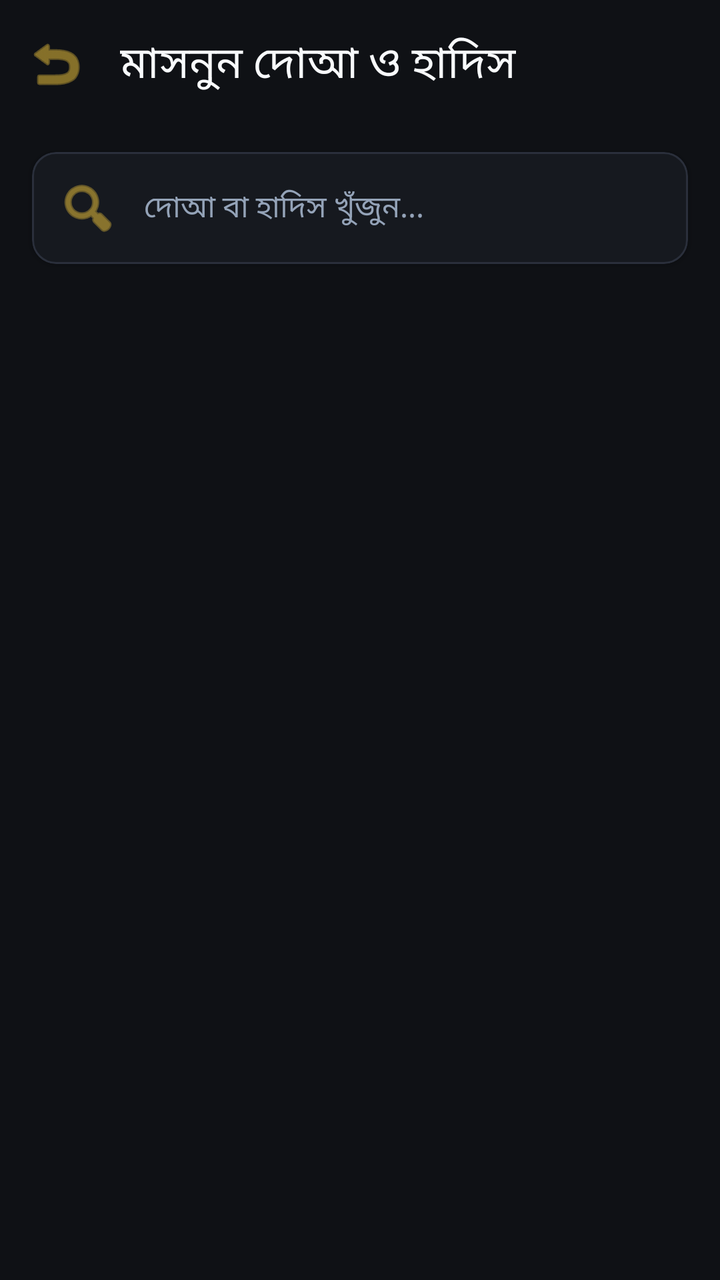
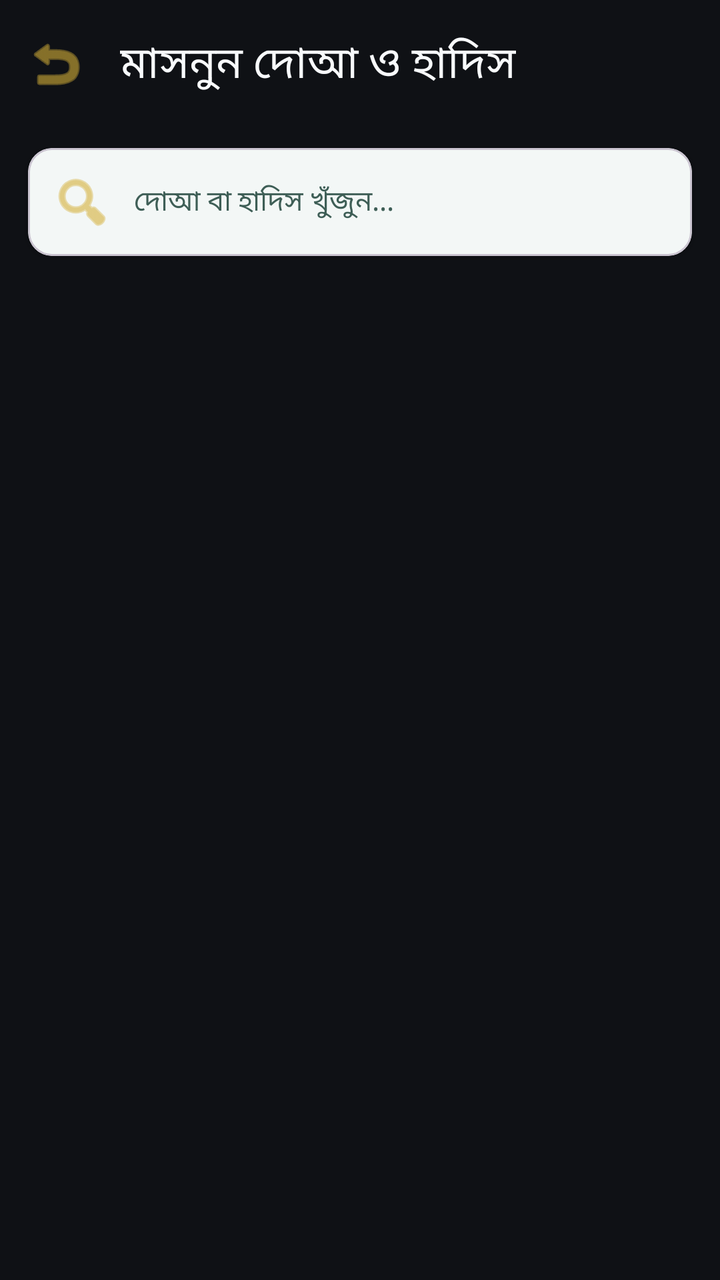

An Android layout rendered at two revisions. The XML below is the earlier revision; the diff shows what the commit changed to produce the second picture.
<!-- AndroidManifest.xml: activity theme Theme.IslamicAlarm -->
<!-- res/layout/activity_duas.xml -->
<?xml version="1.0" encoding="utf-8"?>
<LinearLayout xmlns:android="http://schemas.android.com/apk/res/android"
    xmlns:app="http://schemas.android.com/apk/res-auto"
    xmlns:tools="http://schemas.android.com/tools"
    android:layout_width="match_parent"
    android:layout_height="match_parent"
    android:background="@color/background"
    android:orientation="vertical"
    tools:context="com.hafij.islamicalarm.duas.DuasActivity">

    <com.google.android.material.appbar.AppBarLayout
        android:layout_width="match_parent"
        android:layout_height="wrap_content"
        android:background="@color/primary"
        app:elevation="0dp"
        app:liftOnScroll="false">

        <com.google.android.material.appbar.MaterialToolbar
            android:id="@+id/toolbarDuas"
            android:layout_width="match_parent"
            android:layout_height="?attr/actionBarSize"
            app:navigationIcon="@android:drawable/ic_menu_revert"
            app:navigationIconTint="@color/secondary"
            app:title="মাসনুন দোআ ও হাদিস"
            app:titleTextColor="@color/text_primary" />

    </com.google.android.material.appbar.AppBarLayout>

    
    <com.google.android.material.card.MaterialCardView
        android:layout_width="match_parent"
        android:layout_height="wrap_content"
        android:layout_marginHorizontal="16dp"
        android:layout_marginTop="12dp"
        app:cardBackgroundColor="@color/surface"
        app:cardCornerRadius="12dp"
        app:cardElevation="2dp"
        app:strokeColor="@color/card_border"
        app:strokeWidth="1dp">

        <EditText
            android:id="@+id/etSearchDua"
            android:layout_width="match_parent"
            android:layout_height="wrap_content"
            android:background="@null"
            android:drawableStart="@android:drawable/ic_menu_search"
            android:drawablePadding="12dp"
            android:drawableTint="@color/secondary"
            android:hint="দোআ বা হাদিস খুঁজুন..."
            android:inputType="text"
            android:padding="12dp"
            android:textColor="@color/text_primary"
            android:textColorHint="@color/text_secondary"
            android:textSize="15sp" />

    </com.google.android.material.card.MaterialCardView>

    
    <HorizontalScrollView
        android:layout_width="match_parent"
        android:layout_height="wrap_content"
        android:clipToPadding="false"
        android:paddingHorizontal="16dp"
        android:paddingTop="10dp"
        android:scrollbars="none">

        <com.google.android.material.chip.ChipGroup
            android:id="@+id/chipGroupDuaCategories"
            android:layout_width="wrap_content"
            android:layout_height="wrap_content"
            app:singleLine="true"
            app:singleSelection="true">

        </com.google.android.material.chip.ChipGroup>

    </HorizontalScrollView>

    
    <androidx.recyclerview.widget.RecyclerView
        android:id="@+id/rvDuas"
        android:layout_width="match_parent"
        android:layout_height="match_parent"
        android:clipToPadding="false"
        android:paddingTop="8dp"
        android:paddingBottom="24dp"
        tools:listitem="@layout/item_dua" />

</LinearLayout>
<!-- res/layout/item_dua.xml (included above) -->
<?xml version="1.0" encoding="utf-8"?>
<com.google.android.material.card.MaterialCardView xmlns:android="http://schemas.android.com/apk/res/android"
    xmlns:app="http://schemas.android.com/apk/res-auto"
    android:layout_width="match_parent"
    android:layout_height="wrap_content"
    android:layout_marginHorizontal="16dp"
    android:layout_marginVertical="8dp"
    app:cardBackgroundColor="@color/surface"
    app:cardCornerRadius="16dp"
    app:cardElevation="4dp"
    app:strokeColor="@color/card_border"
    app:strokeWidth="1dp">

    <LinearLayout
        android:layout_width="match_parent"
        android:layout_height="wrap_content"
        android:orientation="vertical"
        android:padding="16dp">

        
        <LinearLayout
            android:layout_width="match_parent"
            android:layout_height="wrap_content"
            android:gravity="center_vertical"
            android:orientation="horizontal">

            <TextView
                android:id="@+id/tvDuaTitle"
                android:layout_width="0dp"
                android:layout_height="wrap_content"
                android:layout_weight="1"
                android:text="দোআ শিরোনাম"
                android:textColor="@color/secondary"
                android:textSize="18sp"
                android:textStyle="bold" />

            <TextView
                android:id="@+id/tvDuaCategoryTag"
                android:layout_width="wrap_content"
                android:layout_height="wrap_content"
                android:background="@drawable/bg_label_chip"
                android:paddingHorizontal="8dp"
                android:paddingVertical="4dp"
                android:text="ক্যাটাগরি"
                android:textColor="@color/secondary"
                android:textSize="11sp" />

        </LinearLayout>

        
        <TextView
            android:id="@+id/tvDuaArabic"
            android:layout_width="match_parent"
            android:layout_height="wrap_content"
            android:layout_marginTop="12dp"
            android:gravity="end"
            android:lineSpacingExtra="6dp"
            android:text="القرآن الكريم"
            android:textColor="@color/secondary"
            android:textSize="22sp"
            android:textStyle="bold" />

        
        <TextView
            android:id="@+id/tvDuaTransliteration"
            android:layout_width="match_parent"
            android:layout_height="wrap_content"
            android:layout_marginTop="10dp"
            android:text="উচ্চারণ:"
            android:textColor="@color/text_primary"
            android:textSize="15sp"
            android:textStyle="italic" />

        
        <TextView
            android:id="@+id/tvDuaTranslation"
            android:layout_width="match_parent"
            android:layout_height="wrap_content"
            android:layout_marginTop="8dp"
            android:text="অর্থ:"
            android:textColor="@color/text_primary"
            android:textSize="15sp" />

        
        <TextView
            android:id="@+id/tvDuaReference"
            android:layout_width="match_parent"
            android:layout_height="wrap_content"
            android:layout_marginTop="8dp"
            android:text="রেফারেন্স:"
            android:textColor="@color/text_secondary"
            android:textSize="13sp" />

        
        <LinearLayout
            android:layout_width="match_parent"
            android:layout_height="wrap_content"
            android:layout_marginTop="12dp"
            android:gravity="end"
            android:orientation="horizontal">

            <com.google.android.material.button.MaterialButton
                android:id="@+id/btnCopyDua"
                style="@style/Widget.Material3.Button.TextButton"
                android:layout_width="wrap_content"
                android:layout_height="wrap_content"
                android:text="কপি"
                android:textColor="@color/secondary"
                app:icon="@android:drawable/ic_menu_save"
                app:iconTint="@color/secondary" />

            <com.google.android.material.button.MaterialButton
                android:id="@+id/btnShareDua"
                style="@style/Widget.Material3.Button.TextButton"
                android:layout_width="wrap_content"
                android:layout_height="wrap_content"
                android:text="শেয়ার"
                android:textColor="@color/secondary"
                app:icon="@android:drawable/ic_menu_share"
                app:iconTint="@color/secondary" />

        </LinearLayout>

    </LinearLayout>

</com.google.android.material.card.MaterialCardView>
<!-- resources referenced by this layout -->
<resources>
  <color name="background">#0F1115</color>
  <color name="card_border">#2A2F3B</color>
  <color name="primary">#0F1115</color>
  <color name="secondary">#D4AF37</color>
  <color name="surface">#16191F</color>
  <color name="text_primary">#F8FAFC</color>
  <color name="text_secondary">#94A3B8</color>
  <!-- drawable bg_label_chip (drawable) -->
  <?xml version="1.0" encoding="utf-8"?>
  <shape xmlns:android="http://schemas.android.com/apk/res/android"
      android:shape="rectangle">
      <solid android:color="@color/light_emerald" />
      <corners android:radius="12dp" />
  </shape>
  <style name="Theme.IslamicAlarm" parent="Theme.Material3.DayNight.NoActionBar">
          <item name="colorPrimary">@color/primary</item>
          <item name="colorPrimaryDark">@color/primary_variant</item>
          <item name="colorSecondary">@color/secondary</item>
          <item name="android:statusBarColor">@color/primary_variant</item>
          <item name="android:windowBackground">@color/background</item>
      </style>
  <color name="light_emerald">#1A222B</color>
  <color name="primary_variant">#0A0B0E</color>
</resources>

<!-- the commit's change to res/layout/activity_duas.xml (unified diff, before → after) -->
@@ -30,13 +30,11 @@
     <com.google.android.material.card.MaterialCardView
         android:layout_width="match_parent"
         android:layout_height="wrap_content"
-        android:layout_marginHorizontal="16dp"
-        android:layout_marginTop="12dp"
-        app:cardBackgroundColor="@color/surface"
+        android:layout_marginHorizontal="14dp"
+        android:layout_marginTop="10dp"
+        app:cardBackgroundColor="@color/waqt_card_bg"
         app:cardCornerRadius="12dp"
-        app:cardElevation="2dp"
-        app:strokeColor="@color/card_border"
-        app:strokeWidth="1dp">
+        app:cardElevation="2dp">
 
         <EditText
             android:id="@+id/etSearchDua"
@@ -44,14 +42,14 @@
             android:layout_height="wrap_content"
             android:background="@null"
             android:drawableStart="@android:drawable/ic_menu_search"
-            android:drawablePadding="12dp"
+            android:drawablePadding="10dp"
             android:drawableTint="@color/secondary"
             android:hint="দোআ বা হাদিস খুঁজুন..."
             android:inputType="text"
-            android:padding="12dp"
-            android:textColor="@color/text_primary"
-            android:textColorHint="@color/text_secondary"
-            android:textSize="15sp" />
+            android:padding="11dp"
+            android:textColor="@color/waqt_text_dark"
+            android:textColorHint="@color/waqt_text_dark_secondary"
+            android:textSize="14sp" />
 
     </com.google.android.material.card.MaterialCardView>
 
@@ -60,8 +58,8 @@
         android:layout_width="match_parent"
         android:layout_height="wrap_content"
         android:clipToPadding="false"
-        android:paddingHorizontal="16dp"
-        android:paddingTop="10dp"
+        android:paddingHorizontal="14dp"
+        android:paddingTop="8dp"
         android:scrollbars="none">
 
         <com.google.android.material.chip.ChipGroup
@@ -92,19 +90,17 @@
     xmlns:app="http://schemas.android.com/apk/res-auto"
     android:layout_width="match_parent"
     android:layout_height="wrap_content"
-    android:layout_marginHorizontal="16dp"
-    android:layout_marginVertical="8dp"
-    app:cardBackgroundColor="@color/surface"
+    android:layout_marginHorizontal="14dp"
+    android:layout_marginVertical="6dp"
+    app:cardBackgroundColor="@color/waqt_card_bg"
     app:cardCornerRadius="16dp"
-    app:cardElevation="4dp"
-    app:strokeColor="@color/card_border"
-    app:strokeWidth="1dp">
+    app:cardElevation="2dp">
 
     <LinearLayout
         android:layout_width="match_parent"
         android:layout_height="wrap_content"
         android:orientation="vertical"
-        android:padding="16dp">
+        android:padding="13dp">
 
         
         <LinearLayout
@@ -141,12 +137,12 @@
             android:id="@+id/tvDuaArabic"
             android:layout_width="match_parent"
             android:layout_height="wrap_content"
-            android:layout_marginTop="12dp"
+            android:layout_marginTop="10dp"
             android:gravity="end"
-            android:lineSpacingExtra="6dp"
+            android:lineSpacingExtra="4dp"
             android:text="القرآن الكريم"
             android:textColor="@color/secondary"
-            android:textSize="22sp"
+            android:textSize="20sp"
             android:textStyle="bold" />
 
         
@@ -156,8 +152,8 @@
             android:layout_height="wrap_content"
             android:layout_marginTop="10dp"
             android:text="উচ্চারণ:"
-            android:textColor="@color/text_primary"
-            android:textSize="15sp"
+            android:textColor="@color/waqt_text_dark"
+            android:textSize="14sp"
             android:textStyle="italic" />
 
         
@@ -167,8 +163,8 @@
             android:layout_height="wrap_content"
             android:layout_marginTop="8dp"
             android:text="অর্থ:"
-            android:textColor="@color/text_primary"
-            android:textSize="15sp" />
+            android:textColor="@color/waqt_text_dark"
+            android:textSize="14sp" />
 
         
         <TextView
@@ -177,8 +173,8 @@
             android:layout_height="wrap_content"
             android:layout_marginTop="8dp"
             android:text="রেফারেন্স:"
-            android:textColor="@color/text_secondary"
-            android:textSize="13sp" />
+            android:textColor="@color/waqt_text_dark_secondary"
+            android:textSize="12sp" />
 
         
         <LinearLayout
<!-- resource entries referenced after the edit -->
@@ -1,12 +1,12 @@
 <!-- resources referenced by this layout -->
 <resources>
   <color name="background">#0F1115</color>
-  <color name="card_border">#2A2F3B</color>
   <color name="primary">#0F1115</color>
   <color name="secondary">#D4AF37</color>
-  <color name="surface">#16191F</color>
   <color name="text_primary">#F8FAFC</color>
-  <color name="text_secondary">#94A3B8</color>
+  <color name="waqt_card_bg">#F3F7F6</color>
+  <color name="waqt_text_dark">#122722</color>
+  <color name="waqt_text_dark_secondary">#3E5E56</color>
   <!-- drawable bg_label_chip (drawable) -->
   <?xml version="1.0" encoding="utf-8"?>
   <shape xmlns:android="http://schemas.android.com/apk/res/android"
